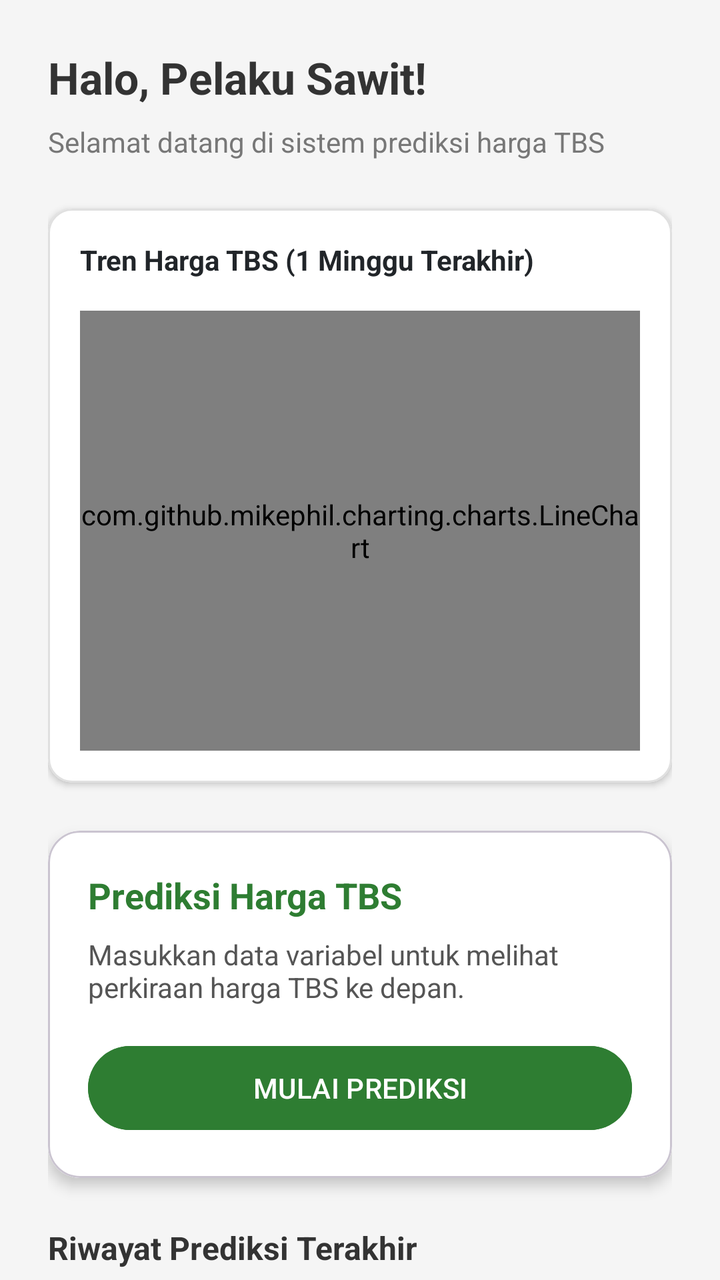
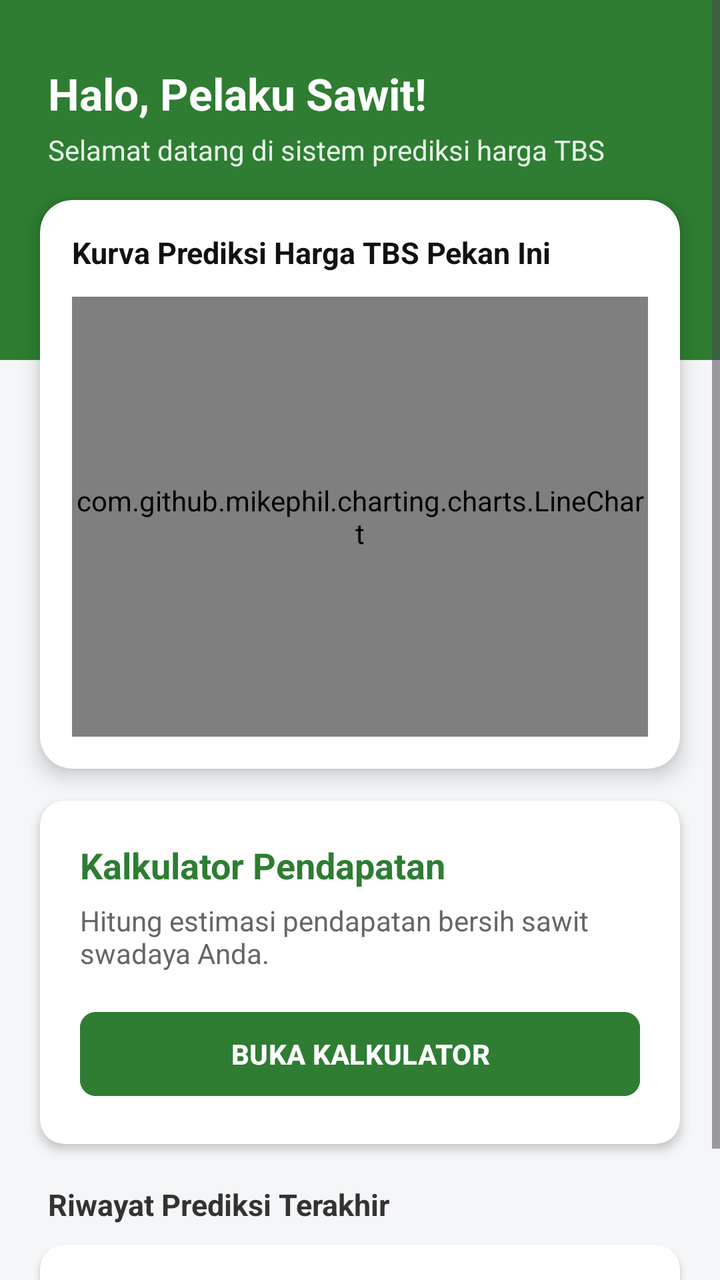

Screens rendered from an Android XML layout before and after an edit, with the pre-edit source and the edit as a unified diff.
<!-- AndroidManifest.xml: application theme Theme.PrediksiHargaTBS -->
<!-- res/layout/fragment_dashboard.xml -->
<?xml version="1.0" encoding="utf-8"?>
<androidx.core.widget.NestedScrollView xmlns:android="http://schemas.android.com/apk/res/android"
    xmlns:app="http://schemas.android.com/apk/res-auto"
    android:layout_width="match_parent"
    android:layout_height="match_parent"
    android:background="#F5F5F5"
    android:fillViewport="true">

    <LinearLayout
        android:layout_width="match_parent"
        android:layout_height="wrap_content"
        android:orientation="vertical"
        android:padding="24dp">

        
        <TextView
            android:id="@+id/tvWelcomeName"
            android:layout_width="wrap_content"
            android:layout_height="wrap_content"
            android:text="Halo, Pelaku Sawit!"
            android:textColor="#333333"
            android:textSize="22sp"
            android:textStyle="bold"
            android:layout_marginBottom="8dp"/>

        <TextView
            android:layout_width="wrap_content"
            android:layout_height="wrap_content"
            android:text="Selamat datang di sistem prediksi harga TBS"
            android:textColor="#777777"
            android:textSize="14sp"
            android:layout_marginBottom="24dp"/>

        
        <com.google.android.material.card.MaterialCardView
            android:layout_width="match_parent"
            android:layout_height="wrap_content"
            app:cardCornerRadius="12dp"
            app:cardElevation="2dp"
            app:strokeWidth="1dp"
            app:strokeColor="#E0E0E0"
            app:cardBackgroundColor="#FFFFFF"
            android:layout_marginBottom="24dp">

            <LinearLayout
                android:layout_width="match_parent"
                android:layout_height="wrap_content"
                android:orientation="vertical"
                android:padding="16dp">

                <TextView
                    android:layout_width="wrap_content"
                    android:layout_height="wrap_content"
                    android:text="Tren Harga TBS (1 Minggu Terakhir)"
                    android:textSize="14sp"
                    android:textStyle="bold"
                    android:textColor="#212529"
                    android:layout_marginBottom="16dp" />

                
                <com.github.mikephil.charting.charts.LineChart
                    android:id="@+id/lineChartTBS"
                    android:layout_width="match_parent"
                    android:layout_height="220dp" />

            </LinearLayout>
        </com.google.android.material.card.MaterialCardView>

        
        <com.google.android.material.card.MaterialCardView
            android:layout_width="match_parent"
            android:layout_height="wrap_content"
            app:cardCornerRadius="16dp"
            app:cardElevation="4dp"
            android:layout_marginBottom="24dp">

            <LinearLayout
                android:layout_width="match_parent"
                android:layout_height="wrap_content"
                android:orientation="vertical"
                android:padding="20dp"
                android:background="@android:color/white">

                <TextView
                    android:layout_width="wrap_content"
                    android:layout_height="wrap_content"
                    android:text="Prediksi Harga TBS"
                    android:textColor="#2E7D32"
                    android:textSize="18sp"
                    android:textStyle="bold"
                    android:layout_marginBottom="8dp"/>

                <TextView
                    android:layout_width="wrap_content"
                    android:layout_height="wrap_content"
                    android:text="Masukkan data variabel untuk melihat perkiraan harga TBS ke depan."
                    android:textColor="#555555"
                    android:textSize="14sp"
                    android:layout_marginBottom="16dp"/>

                <Button
                    android:id="@+id/btnGoToPrediksi"
                    android:layout_width="match_parent"
                    android:layout_height="50dp"
                    android:text="MULAI PREDIKSI"
                    android:backgroundTint="#2E7D32"
                    android:textColor="@android:color/white"/>
            </LinearLayout>
        </com.google.android.material.card.MaterialCardView>

        
        <TextView
            android:layout_width="wrap_content"
            android:layout_height="wrap_content"
            android:text="Riwayat Prediksi Terakhir"
            android:textColor="#333333"
            android:textSize="16sp"
            android:textStyle="bold"
            android:layout_marginBottom="16dp"/>

        <com.google.android.material.card.MaterialCardView
            android:layout_width="match_parent"
            android:layout_height="80dp"
            app:cardCornerRadius="12dp"
            app:cardElevation="2dp"
            app:strokeWidth="1dp"
            app:strokeColor="#E0E0E0">

            <TextView
                android:layout_width="wrap_content"
                android:layout_height="wrap_content"
                android:layout_gravity="center"
                android:text="Belum ada data prediksi"
                android:textColor="#999999"
                android:textStyle="italic"/>
        </com.google.android.material.card.MaterialCardView>

    </LinearLayout>
</androidx.core.widget.NestedScrollView>
<!-- resources referenced by this layout -->
<resources>
  <style name="Theme.PrediksiHargaTBS" parent="Base.Theme.PrediksiHargaTBS" />
  <style name="Base.Theme.PrediksiHargaTBS" parent="Theme.Material3.DayNight.NoActionBar">
          
          <item name="android:statusBarColor">#2E7D32</item>
      </style>
</resources>

<!-- the commit's change to res/layout/fragment_dashboard.xml (unified diff, before → after) -->
@@ -1,46 +1,54 @@
 <?xml version="1.0" encoding="utf-8"?>
-<androidx.core.widget.NestedScrollView xmlns:android="http://schemas.android.com/apk/res/android"
+<ScrollView xmlns:android="http://schemas.android.com/apk/res/android"
     xmlns:app="http://schemas.android.com/apk/res-auto"
     android:layout_width="match_parent"
     android:layout_height="match_parent"
-    android:background="#F5F5F5"
+    android:background="#F4F6F8"
     android:fillViewport="true">
 
-    <LinearLayout
+    <androidx.constraintlayout.widget.ConstraintLayout
         android:layout_width="match_parent"
-        android:layout_height="wrap_content"
-        android:orientation="vertical"
-        android:padding="24dp">
+        android:layout_height="wrap_content">
 
-        
+        <View
+            android:id="@+id/headerBgPetani"
+            android:layout_width="match_parent"
+            android:layout_height="180dp"
+            android:background="#2E7D32"
+            app:layout_constraintTop_toTopOf="parent" />
+
         <TextView
-            android:id="@+id/tvWelcomeName"
+            android:id="@+id/tvWelcomePetani"
             android:layout_width="wrap_content"
             android:layout_height="wrap_content"
+            android:layout_marginStart="24dp"
+            android:layout_marginTop="32dp"
             android:text="Halo, Pelaku Sawit!"
-            android:textColor="#333333"
+            android:textColor="#FFFFFF"
             android:textSize="22sp"
             android:textStyle="bold"
-            android:layout_marginBottom="8dp"/>
+            app:layout_constraintStart_toStartOf="parent"
+            app:layout_constraintTop_toTopOf="parent" />
 
         <TextView
             android:layout_width="wrap_content"
             android:layout_height="wrap_content"
+            android:layout_marginTop="4dp"
             android:text="Selamat datang di sistem prediksi harga TBS"
-            android:textColor="#777777"
+            android:textColor="#E8F5E9"
             android:textSize="14sp"
-            android:layout_marginBottom="24dp"/>
+            app:layout_constraintStart_toStartOf="@id/tvWelcomePetani"
+            app:layout_constraintTop_toBottomOf="@id/tvWelcomePetani" />
 
-        
-        <com.google.android.material.card.MaterialCardView
+        <androidx.cardview.widget.CardView
+            android:id="@+id/cardGrafik"
             android:layout_width="match_parent"
             android:layout_height="wrap_content"
-            app:cardCornerRadius="12dp"
-            app:cardElevation="2dp"
-            app:strokeWidth="1dp"
-            app:strokeColor="#E0E0E0"
-            app:cardBackgroundColor="#FFFFFF"
-            android:layout_marginBottom="24dp">
+            android:layout_marginHorizontal="20dp"
+            android:layout_marginTop="100dp"
+            app:cardCornerRadius="16dp"
+            app:cardElevation="6dp"
+            app:layout_constraintTop_toTopOf="parent">
 
             <LinearLayout
                 android:layout_width="match_parent"
@@ -51,89 +59,106 @@
                 <TextView
                     android:layout_width="wrap_content"
                     android:layout_height="wrap_content"
-                    android:text="Tren Harga TBS (1 Minggu Terakhir)"
-                    android:textSize="14sp"
+                    android:text="Kurva Prediksi Harga TBS Pekan Ini"
+                    android:textColor="#111111"
+                    android:textSize="15sp"
                     android:textStyle="bold"
-                    android:textColor="#212529"
-                    android:layout_marginBottom="16dp" />
+                    android:layout_marginBottom="12dp"/>
 
-                
                 <com.github.mikephil.charting.charts.LineChart
-                    android:id="@+id/lineChartTBS"
+                    android:id="@+id/lineChart"
                     android:layout_width="match_parent"
                     android:layout_height="220dp" />
 
             </LinearLayout>
-        </com.google.android.material.card.MaterialCardView>
+        </androidx.cardview.widget.CardView>
 
-        
-        <com.google.android.material.card.MaterialCardView
+        <androidx.cardview.widget.CardView
+            android:id="@+id/cardAksiPrediksi"
             android:layout_width="match_parent"
             android:layout_height="wrap_content"
-            app:cardCornerRadius="16dp"
-            app:cardElevation="4dp"
-            android:layout_marginBottom="24dp">
+            android:layout_marginHorizontal="20dp"
+            android:layout_marginTop="16dp"
+            app:cardCornerRadius="12dp"
+            app:cardElevation="3dp"
+            app:layout_constraintTop_toBottomOf="@id/cardGrafik">
 
             <LinearLayout
                 android:layout_width="match_parent"
                 android:layout_height="wrap_content"
                 android:orientation="vertical"
-                android:padding="20dp"
-                android:background="@android:color/white">
+                android:padding="20dp">
 
                 <TextView
                     android:layout_width="wrap_content"
                     android:layout_height="wrap_content"
-                    android:text="Prediksi Harga TBS"
+                    android:text="Kalkulator Pendapatan"
                     android:textColor="#2E7D32"
                     android:textSize="18sp"
-                    android:textStyle="bold"
-                    android:layout_marginBottom="8dp"/>
+                    android:textStyle="bold" />
 
                 <TextView
+                    android:layout_width="match_parent"
+                    android:layout_height="wrap_content"
+                    android:layout_marginTop="6dp"
+                    android:text="Hitung estimasi pendapatan bersih sawit swadaya Anda."
+                    android:textColor="#666666"
+                    android:textSize="14sp" />
+
+                <Button
+                    android:id="@+id/btnMulaiPrediksi"
+                    android:layout_width="match_parent"
+                    android:layout_height="50dp"
+                    android:layout_marginTop="16dp"
+                    android:backgroundTint="#2E7D32"
+                    android:text="BUKA KALKULATOR"
+                    android:textColor="#FFFFFF"
+                    android:textStyle="bold"
+                    app:cornerRadius="8dp" />
+            </LinearLayout>
+        </androidx.cardview.widget.CardView>
+
+        <TextView
+            android:id="@+id/tvLabelRiwayatPetani"
+            android:layout_width="wrap_content"
+            android:layout_height="wrap_content"
+            android:layout_marginStart="24dp"
+            android:layout_marginTop="20dp"
+            android:text="Riwayat Prediksi Terakhir"
+            android:textColor="#333333"
+            android:textSize="15sp"
+            android:textStyle="bold"
+            app:layout_constraintStart_toStartOf="parent"
+            app:layout_constraintTop_toBottomOf="@id/cardAksiPrediksi" />
+
+        <androidx.cardview.widget.CardView
+            android:layout_width="match_parent"
+            android:layout_height="wrap_content"
+            android:layout_marginHorizontal="20dp"
+            android:layout_marginTop="10dp"
+            android:layout_marginBottom="32dp"
+            app:cardCornerRadius="12dp"
+            app:cardElevation="2dp"
+            app:layout_constraintBottom_toBottomOf="parent"
+            app:layout_constraintTop_toBottomOf="@id/tvLabelRiwayatPetani">
+
+            <FrameLayout
+                android:layout_width="match_parent"
+                android:layout_height="wrap_content"
+                android:padding="20dp">
+
+                <TextView
+                    android:id="@+id/tvBelumAdaData"
                     android:layout_width="wrap_content"
                     android:layout_height="wrap_content"
-                    android:text="Masukkan data variabel untuk melihat perkiraan harga TBS ke depan."
-                    android:textColor="#555555"
-                    android:textSize="14sp"
-                    android:layout_marginBottom="16dp"/>
+                    android:layout_gravity="center"
+                    android:text="Belum ada data prediksi"
+                    android:textColor="#999999"
+                    android:fontFamily="sans-serif-light"
+                    android:textStyle="italic"
+                    android:textSize="14sp" />
+            </FrameLayout>
+        </androidx.cardview.widget.CardView>
 
-                <Button
-                    android:id="@+id/btnGoToPrediksi"
-                    android:layout_width="match_parent"
-                    android:layout_height="50dp"
-                    android:text="MULAI PREDIKSI"
-                    android:backgroundTint="#2E7D32"
-                    android:textColor="@android:color/white"/>
-            </LinearLayout>
-        </com.google.android.material.card.MaterialCardView>
-
-        
-        <TextView
-            android:layout_width="wrap_content"
-            android:layout_height="wrap_content"
-            android:text="Riwayat Prediksi Terakhir"
-            android:textColor="#333333"
-            android:textSize="16sp"
-            android:textStyle="bold"
-            android:layout_marginBottom="16dp"/>
-
-        <com.google.android.material.card.MaterialCardView
-            android:layout_width="match_parent"
-            android:layout_height="80dp"
-            app:cardCornerRadius="12dp"
-            app:cardElevation="2dp"
-            app:strokeWidth="1dp"
-            app:strokeColor="#E0E0E0">
-
-            <TextView
-                android:layout_width="wrap_content"
-                android:layout_height="wrap_content"
-                android:layout_gravity="center"
-                android:text="Belum ada data prediksi"
-                android:textColor="#999999"
-                android:textStyle="italic"/>
-        </com.google.android.material.card.MaterialCardView>
-
-    </LinearLayout>
-</androidx.core.widget.NestedScrollView>
+    </androidx.constraintlayout.widget.ConstraintLayout>
+</ScrollView>
